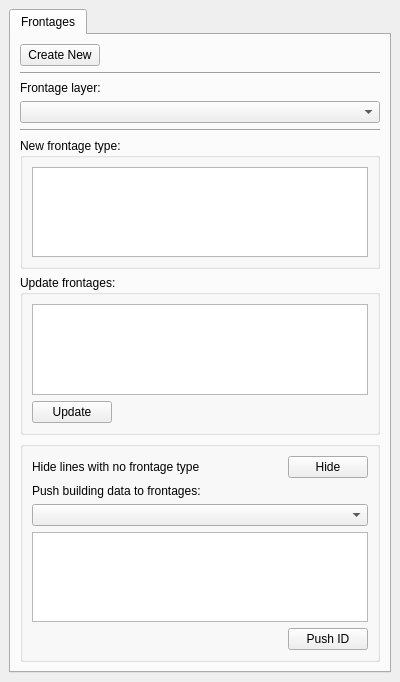
The window that UrbanDataInput/urban_data_input_dockwidget_base.ui (spacesyntax/UrbanDataInputTool) describes before a commit, drawn with Qt 5.
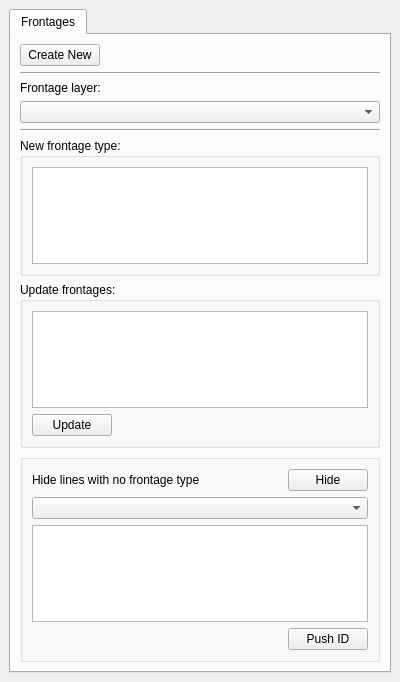
The same window after the commit.

Diff of the .ui file:
```diff
--- a/UrbanDataInput/urban_data_input_dockwidget_base.ui
+++ b/UrbanDataInput/urban_data_input_dockwidget_base.ui
@@ -171,15 +171,15 @@
              <string/>
             </property>
             <layout class="QGridLayout" name="gridLayout_2">
-             <item row="1" column="0">
-              <widget class="QLabel" name="label">
-               <property name="text">
-                <string>Push building data to frontages:</string>
-               </property>
-              </widget>
-             </item>
              <item row="2" column="0" colspan="2">
-              <widget class="QComboBox" name="pushIDcomboBox"/>
+              <widget class="QListWidget" name="pushIDlistWidget">
+               <property name="sizePolicy">
+                <sizepolicy hsizetype="Expanding" vsizetype="Maximum">
+                 <horstretch>0</horstretch>
+                 <verstretch>0</verstretch>
+                </sizepolicy>
+               </property>
+              </widget>
              </item>
              <item row="0" column="1">
               <widget class="QPushButton" name="hideshowButton">
@@ -197,7 +197,10 @@
                </property>
               </widget>
              </item>
-             <item row="4" column="1">
+             <item row="1" column="0" colspan="2">
+              <widget class="QComboBox" name="pushIDcomboBox"/>
+             </item>
+             <item row="3" column="1">
               <widget class="QPushButton" name="updateIDPushButton">
                <property name="sizePolicy">
                 <sizepolicy hsizetype="Maximum" vsizetype="Fixed">
@@ -217,16 +220,6 @@
                </property>
               </widget>
              </item>
-             <item row="3" column="0" colspan="2">
-              <widget class="QListWidget" name="pushIDlistWidget">
-               <property name="sizePolicy">
-                <sizepolicy hsizetype="Expanding" vsizetype="Maximum">
-                 <horstretch>0</horstretch>
-                 <verstretch>0</verstretch>
-                </sizepolicy>
-               </property>
-              </widget>
-             </item>
             </layout>
            </widget>
           </item>
```
